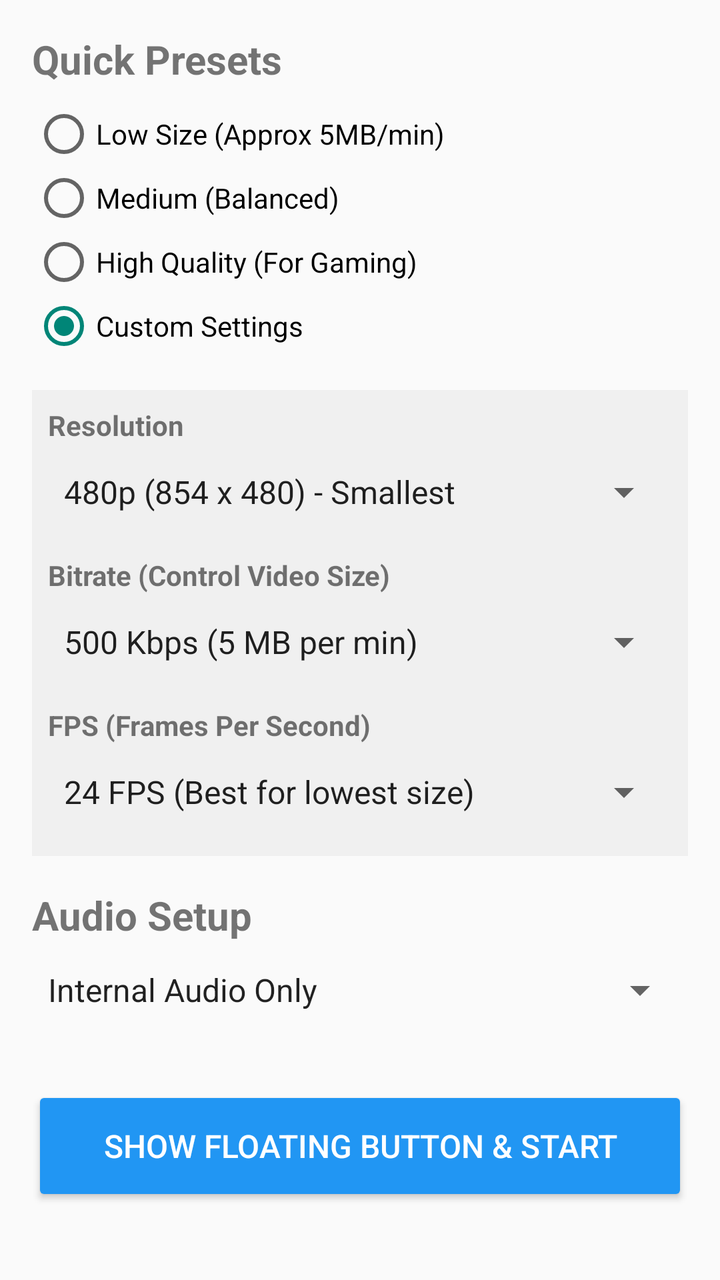
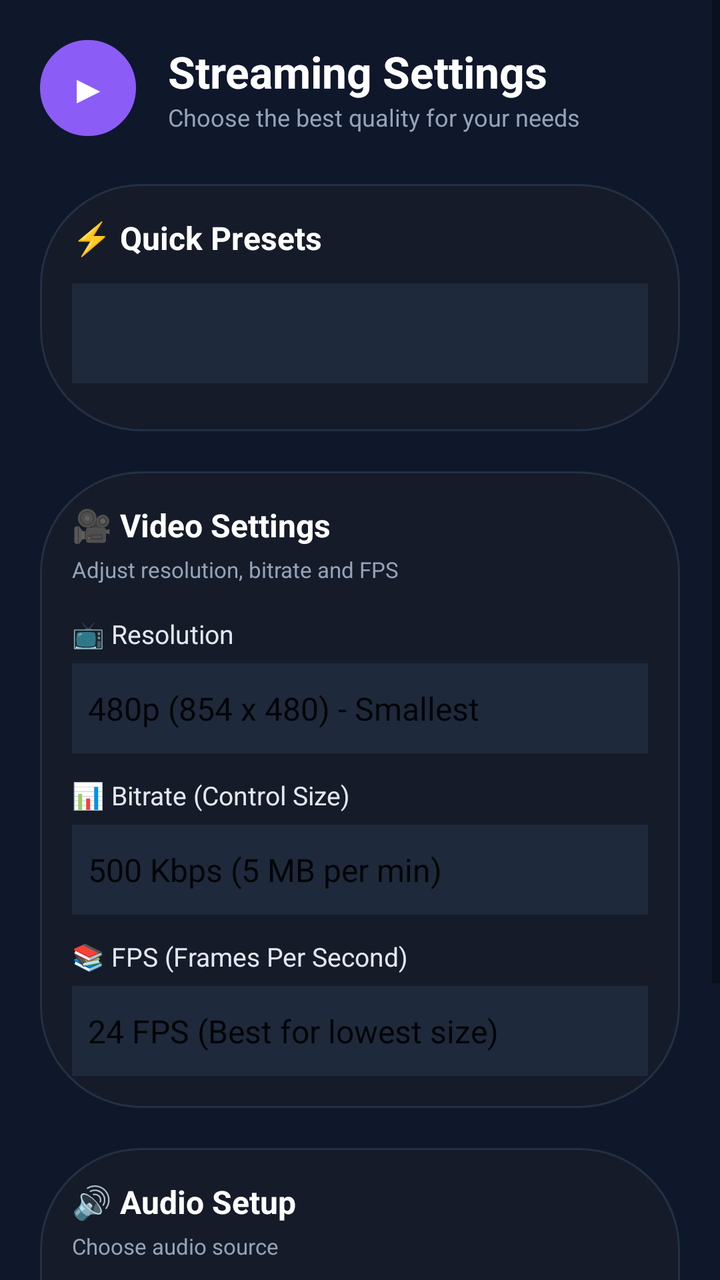

Two renders of the same Android screen: before a commit and after it. Below are the layout's source before the change and the commit's diff.
<!-- AndroidManifest.xml: application theme Theme.AppCompat.Light.NoActionBar -->
<!-- res/layout/activity_main.xml -->
<?xml version="1.0" encoding="utf-8"?>
<ScrollView xmlns:android="http://schemas.android.com/apk/res/android"
    android:layout_width="match_parent"
    android:layout_height="match_parent"
    android:padding="16dp">

    <LinearLayout
        android:layout_width="match_parent"
        android:layout_height="wrap_content"
        android:orientation="vertical">

        <TextView
            android:layout_width="wrap_content"
            android:layout_height="wrap_content"
            android:text="Quick Presets"
            android:textSize="20sp"
            android:textStyle="bold"
            android:layout_marginBottom="8dp"/>

        <RadioGroup
            android:id="@+id/radioGroupPresets"
            android:layout_width="match_parent"
            android:layout_height="wrap_content"
            android:layout_marginBottom="16dp">
            
            <RadioButton
                android:id="@+id/rbLow"
                android:layout_width="wrap_content"
                android:layout_height="wrap_content"
                android:text="Low Size (Approx 5MB/min)" />
                
            <RadioButton
                android:id="@+id/rbMedium"
                android:layout_width="wrap_content"
                android:layout_height="wrap_content"
                android:text="Medium (Balanced)" />
                
            <RadioButton
                android:id="@+id/rbHigh"
                android:layout_width="wrap_content"
                android:layout_height="wrap_content"
                android:text="High Quality (For Gaming)" />
                
            <RadioButton
                android:id="@+id/rbCustom"
                android:layout_width="wrap_content"
                android:layout_height="wrap_content"
                android:text="Custom Settings"
                android:checked="true" />
        </RadioGroup>

        <LinearLayout
            android:id="@+id/customSettingsLayout"
            android:layout_width="match_parent"
            android:layout_height="wrap_content"
            android:orientation="vertical"
            android:layout_marginBottom="16dp"
            android:background="#F0F0F0"
            android:padding="8dp">

            <TextView
                android:layout_width="wrap_content"
                android:layout_height="wrap_content"
                android:text="Resolution"
                android:textStyle="bold"/>
            <Spinner
                android:id="@+id/spinnerResolution"
                android:layout_width="match_parent"
                android:layout_height="48dp"
                android:entries="@array/resolution_options"/>

            <TextView
                android:layout_width="wrap_content"
                android:layout_height="wrap_content"
                android:text="Bitrate (Control Video Size)"
                android:layout_marginTop="8dp"
                android:textStyle="bold"/>
            <Spinner
                android:id="@+id/spinnerBitrate"
                android:layout_width="match_parent"
                android:layout_height="48dp"
                android:entries="@array/bitrate_options"/>

            <TextView
                android:layout_width="wrap_content"
                android:layout_height="wrap_content"
                android:text="FPS (Frames Per Second)"
                android:layout_marginTop="8dp"
                android:textStyle="bold"/>
            <Spinner
                android:id="@+id/spinnerFps"
                android:layout_width="match_parent"
                android:layout_height="48dp"
                android:entries="@array/fps_options"/>
        </LinearLayout>

        <TextView
            android:layout_width="wrap_content"
            android:layout_height="wrap_content"
            android:text="Audio Setup"
            android:textSize="20sp"
            android:textStyle="bold"/>
            
        <Spinner
            android:id="@+id/spinnerAudio"
            android:layout_width="match_parent"
            android:layout_height="48dp"
            android:entries="@array/audio_options"
            android:layout_marginBottom="24dp"/>

        <Button
            android:id="@+id/btnStart"
            android:layout_width="match_parent"
            android:layout_height="60dp"
            android:text="Show Floating Button &amp; Start"
            android:textSize="16sp"
            android:backgroundTint="#2196F3"
            android:textColor="#FFFFFF" />

    </LinearLayout>
</ScrollView>
<!-- resources referenced by this layout -->
<resources>
  <string-array name="audio_options">
          <item>Internal Audio Only</item>
          <item>Microphone Only</item>
          <item>Mic + Internal Audio</item>
          <item>Mute (No Audio)</item>
      </string-array>
  <string-array name="bitrate_options">
          <item>500 Kbps (5 MB per min)</item>
          <item>800 Kbps (8 MB per min)</item>
          <item>1 Mbps (10 MB per min)</item>
          <item>2 Mbps (Medium Quality)</item>
          <item>4 Mbps (High Quality)</item>
          <item>8 Mbps (Original Quality)</item>
      </string-array>
  <string-array name="fps_options">
          <item>24 FPS (Best for lowest size)</item>
          <item>30 FPS (Standard)</item>
          <item>60 FPS (Gaming)</item>
      </string-array>
  <string-array name="resolution_options">
          <item>480p (854 x 480) - Smallest</item>
          <item>720p (1280 x 720) - Medium</item>
          <item>1080p (1920 x 1080) - High</item>
      </string-array>
</resources>

<!-- the commit's change to res/layout/activity_main.xml (unified diff, before → after) -->
@@ -2,120 +2,211 @@
 <ScrollView xmlns:android="http://schemas.android.com/apk/res/android"
     android:layout_width="match_parent"
     android:layout_height="match_parent"
-    android:padding="16dp">
+    android:background="#0F172A" 
+    android:fillViewport="true">
 
     <LinearLayout
         android:layout_width="match_parent"
         android:layout_height="wrap_content"
-        android:orientation="vertical">
-
-        <TextView
-            android:layout_width="wrap_content"
-            android:layout_height="wrap_content"
-            android:text="Quick Presets"
-            android:textSize="20sp"
-            android:textStyle="bold"
-            android:layout_marginBottom="8dp"/>
-
-        <RadioGroup
-            android:id="@+id/radioGroupPresets"
-            android:layout_width="match_parent"
-            android:layout_height="wrap_content"
-            android:layout_marginBottom="16dp">
-            
-            <RadioButton
-                android:id="@+id/rbLow"
-                android:layout_width="wrap_content"
-                android:layout_height="wrap_content"
-                android:text="Low Size (Approx 5MB/min)" />
-                
-            <RadioButton
-                android:id="@+id/rbMedium"
-                android:layout_width="wrap_content"
-                android:layout_height="wrap_content"
-                android:text="Medium (Balanced)" />
-                
-            <RadioButton
-                android:id="@+id/rbHigh"
-                android:layout_width="wrap_content"
-                android:layout_height="wrap_content"
-                android:text="High Quality (For Gaming)" />
-                
-            <RadioButton
-                android:id="@+id/rbCustom"
-                android:layout_width="wrap_content"
-                android:layout_height="wrap_content"
-                android:text="Custom Settings"
-                android:checked="true" />
-        </RadioGroup>
-
-        <LinearLayout
-            android:id="@+id/customSettingsLayout"
-            android:layout_width="match_parent"
-            android:layout_height="wrap_content"
+        android:orientation="vertical"
+        android:padding="20dp">
+
+        
+        <LinearLayout
+            android:layout_width="match_parent"
+            android:layout_height="wrap_content"
+            android:orientation="horizontal"
+            android:gravity="center_vertical"
+            android:layout_marginBottom="24dp">
+            
+            
+            <TextView
+                android:layout_width="48dp"
+                android:layout_height="48dp"
+                android:background="@drawable/bg_rec_btn"
+                android:backgroundTint="#8B5CF6"
+                android:gravity="center"
+                android:text="▶"
+                android:textColor="#FFFFFF"
+                android:textSize="20sp"
+                android:layout_marginEnd="16dp"/>
+                
+            <LinearLayout
+                android:layout_width="wrap_content"
+                android:layout_height="wrap_content"
+                android:orientation="vertical">
+                
+                <TextView
+                    android:layout_width="wrap_content"
+                    android:layout_height="wrap_content"
+                    android:text="Streaming Settings"
+                    android:textColor="#FFFFFF"
+                    android:textSize="22sp"
+                    android:textStyle="bold"/>
+                    
+                <TextView
+                    android:layout_width="wrap_content"
+                    android:layout_height="wrap_content"
+                    android:text="Choose the best quality for your needs"
+                    android:textColor="#94A3B8"
+                    android:textSize="12sp"/>
+            </LinearLayout>
+        </LinearLayout>
+
+        
+        <LinearLayout
+            android:layout_width="match_parent"
+            android:layout_height="wrap_content"
+            android:background="@drawable/bg_floating_glass"
             android:orientation="vertical"
-            android:layout_marginBottom="16dp"
-            android:background="#F0F0F0"
-            android:padding="8dp">
-
-            <TextView
-                android:layout_width="wrap_content"
-                android:layout_height="wrap_content"
-                android:text="Resolution"
-                android:textStyle="bold"/>
+            android:padding="16dp"
+            android:layout_marginBottom="20dp">
+            
+            <TextView
+                android:layout_width="wrap_content"
+                android:layout_height="wrap_content"
+                android:text="⚡ Quick Presets"
+                android:textColor="#FFFFFF"
+                android:textSize="16sp"
+                android:textStyle="bold"
+                android:layout_marginBottom="12dp"/>
+                
+            <Spinner
+                android:id="@+id/spinnerPreset"
+                android:layout_width="match_parent"
+                android:layout_height="50dp"
+                android:background="#1E293B"
+                android:popupBackground="#1E293B"
+                android:textColor="#FFFFFF"
+                android:entries="@array/preset_options"
+                android:layout_marginBottom="8dp"/>
+        </LinearLayout>
+
+        
+        <LinearLayout
+            android:layout_width="match_parent"
+            android:layout_height="wrap_content"
+            android:background="@drawable/bg_floating_glass"
+            android:orientation="vertical"
+            android:padding="16dp"
+            android:layout_marginBottom="20dp">
+            
+            <TextView
+                android:layout_width="wrap_content"
+                android:layout_height="wrap_content"
+                android:text="🎥 Video Settings"
+                android:textColor="#FFFFFF"
+                android:textSize="16sp"
+                android:textStyle="bold"
+                android:layout_marginBottom="4dp"/>
+            <TextView
+                android:layout_width="wrap_content"
+                android:layout_height="wrap_content"
+                android:text="Adjust resolution, bitrate and FPS"
+                android:textColor="#94A3B8"
+                android:textSize="11sp"
+                android:layout_marginBottom="16dp"/>
+
+            
+            <TextView
+                android:layout_width="wrap_content"
+                android:layout_height="wrap_content"
+                android:text="📺 Resolution"
+                android:textColor="#E2E8F0"
+                android:textSize="13sp"
+                android:layout_marginBottom="6dp"/>
             <Spinner
                 android:id="@+id/spinnerResolution"
                 android:layout_width="match_parent"
-                android:layout_height="48dp"
-                android:entries="@array/resolution_options"/>
-
-            <TextView
-                android:layout_width="wrap_content"
-                android:layout_height="wrap_content"
-                android:text="Bitrate (Control Video Size)"
-                android:layout_marginTop="8dp"
-                android:textStyle="bold"/>
+                android:layout_height="45dp"
+                android:background="#1E293B"
+                android:popupBackground="#1E293B"
+                android:textColor="#FFFFFF"
+                android:entries="@array/resolution_options"
+                android:layout_marginBottom="12dp"/>
+
+            
+            <TextView
+                android:layout_width="wrap_content"
+                android:layout_height="wrap_content"
+                android:text="📊 Bitrate (Control Size)"
+                android:textColor="#E2E8F0"
+                android:textSize="13sp"
+                android:layout_marginBottom="6dp"/>
             <Spinner
                 android:id="@+id/spinnerBitrate"
                 android:layout_width="match_parent"
-                android:layout_height="48dp"
-                android:entries="@array/bitrate_options"/>
-
-            <TextView
-                android:layout_width="wrap_content"
-                android:layout_height="wrap_content"
-                android:text="FPS (Frames Per Second)"
-                android:layout_marginTop="8dp"
-                android:textStyle="bold"/>
+                android:layout_height="45dp"
+                android:background="#1E293B"
+                android:popupBackground="#1E293B"
+                android:textColor="#FFFFFF"
+                android:entries="@array/bitrate_options"
+                android:layout_marginBottom="12dp"/>
+
+            
+            <TextView
+                android:layout_width="wrap_content"
+                android:layout_height="wrap_content"
+                android:text="📚 FPS (Frames Per Second)"
+                android:textColor="#E2E8F0"
+                android:textSize="13sp"
+                android:layout_marginBottom="6dp"/>
             <Spinner
                 android:id="@+id/spinnerFps"
                 android:layout_width="match_parent"
-                android:layout_height="48dp"
+                android:layout_height="45dp"
+                android:background="#1E293B"
+                android:popupBackground="#1E293B"
+                android:textColor="#FFFFFF"
                 android:entries="@array/fps_options"/>
         </LinearLayout>
 
-        <TextView
-            android:layout_width="wrap_content"
-            android:layout_height="wrap_content"
-            android:text="Audio Setup"
-            android:textSize="20sp"
-            android:textStyle="bold"/>
-            
-        <Spinner
-            android:id="@+id/spinnerAudio"
-            android:layout_width="match_parent"
-            android:layout_height="48dp"
-            android:entries="@array/audio_options"
-            android:layout_marginBottom="24dp"/>
-
+        
+        <LinearLayout
+            android:layout_width="match_parent"
+            android:layout_height="wrap_content"
+            android:background="@drawable/bg_floating_glass"
+            android:orientation="vertical"
+            android:padding="16dp"
+            android:layout_marginBottom="30dp">
+            
+            <TextView
+                android:layout_width="wrap_content"
+                android:layout_height="wrap_content"
+                android:text="🔊 Audio Setup"
+                android:textColor="#FFFFFF"
+                android:textSize="16sp"
+                android:textStyle="bold"
+                android:layout_marginBottom="4dp"/>
+            <TextView
+                android:layout_width="wrap_content"
+                android:layout_height="wrap_content"
+                android:text="Choose audio source"
+                android:textColor="#94A3B8"
+                android:textSize="11sp"
+                android:layout_marginBottom="12dp"/>
+                
+            <Spinner
+                android:id="@+id/spinnerAudio"
+                android:layout_width="match_parent"
+                android:layout_height="45dp"
+                android:background="#1E293B"
+                android:popupBackground="#1E293B"
+                android:textColor="#FFFFFF"
+                android:entries="@array/audio_options"/>
+        </LinearLayout>
+
+        
         <Button
             android:id="@+id/btnStart"
             android:layout_width="match_parent"
             android:layout_height="60dp"
-            android:text="Show Floating Button &amp; Start"
+            android:text="▶  SHOW FLOATING BUTTON"
+            android:textColor="#FFFFFF"
             android:textSize="16sp"
-            android:backgroundTint="#2196F3"
-            android:textColor="#FFFFFF" />
-
+            android:textStyle="bold"
+            android:backgroundTint="#3B82F6"
+            android:layout_marginBottom="20dp"/>
+            
     </LinearLayout>
 </ScrollView>
<!-- resource entries referenced after the edit -->
@@ -24,5 +24,23 @@
           <item>720p (1280 x 720) - Medium</item>
           <item>1080p (1920 x 1080) - High</item>
       </string-array>
+  <!-- drawable bg_floating_glass (drawable) -->
+  <?xml version="1.0" encoding="utf-8"?>
+  <shape xmlns:android="http://schemas.android.com/apk/res/android" android:shape="rectangle">
+      <corners android:radius="50dp"/>
+      
+      <solid android:color="#991A1E29"/>
+      
+      <stroke android:width="1dp" android:color="#4D4D6680"/>
+  </shape>
+  <!-- drawable bg_rec_btn (drawable) -->
+  <?xml version="1.0" encoding="utf-8"?>
+  <shape xmlns:android="http://schemas.android.com/apk/res/android" android:shape="rectangle">
+      <corners android:radius="50dp"/>
+      
+      <solid android:color="#E51C23"/>
+      
+      <stroke android:width="2dp" android:color="#FF5252"/>
+  </shape>
 </resources>
 
